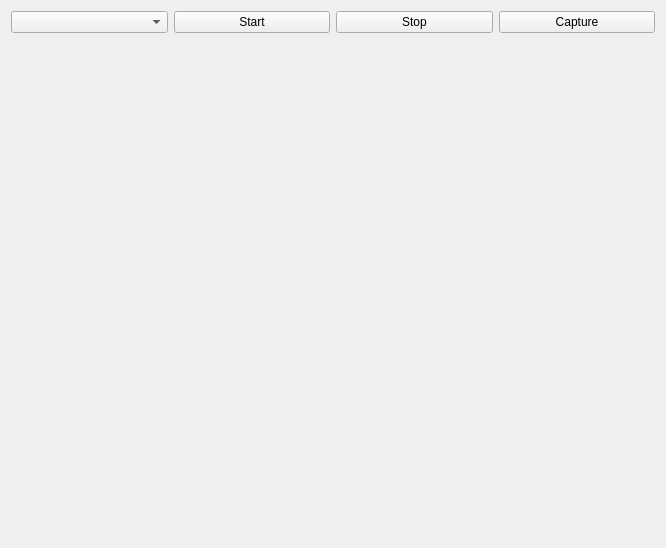
The window that widget.ui (jcgod413/AirHockey) describes before a commit, drawn with Qt 5.
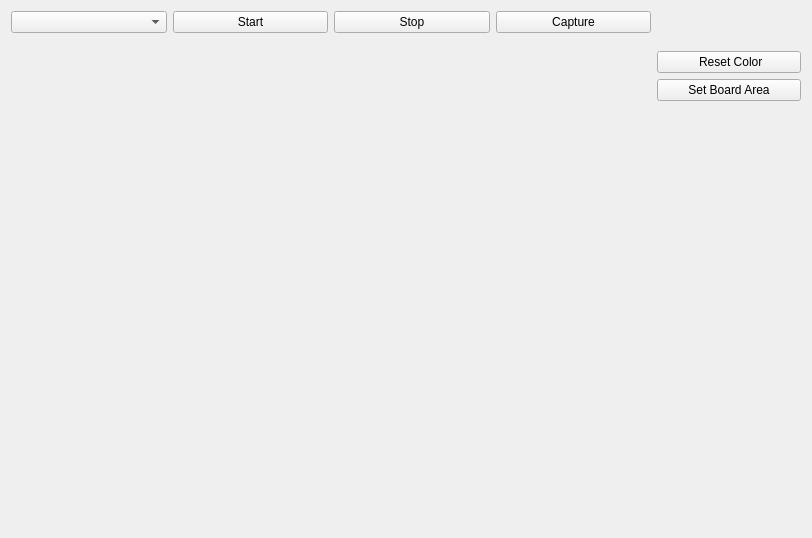
The same window after the commit.

Commit message:
ui수정(버튼추가), 선택된 색 초기화 추가 기능 구현, 클릭으로 경기장 영역 설정
ui수정(버튼추가), 선택된 색 초기화 추가 기능 구현, 클릭으로 경기장 영역 설정

What changed in the file:
```diff
--- a/widget.ui
+++ b/widget.ui
@@ -6,8 +6,8 @@
    <rect>
     <x>0</x>
     <y>0</y>
-    <width>666</width>
-    <height>548</height>
+    <width>812</width>
+    <height>538</height>
    </rect>
   </property>
   <property name="windowTitle">
@@ -16,6 +16,9 @@
   <layout class="QHBoxLayout" name="horizontalLayout_3">
    <item>
     <layout class="QVBoxLayout" name="verticalLayout_2">
+     <property name="spacing">
+      <number>0</number>
+     </property>
      <item>
       <layout class="QHBoxLayout" name="menuLayout">
        <item>
@@ -59,6 +62,21 @@
         </size>
        </property>
        <layout class="QVBoxLayout" name="verticalLayout">
+        <property name="spacing">
+         <number>0</number>
+        </property>
+        <property name="leftMargin">
+         <number>0</number>
+        </property>
+        <property name="topMargin">
+         <number>0</number>
+        </property>
+        <property name="rightMargin">
+         <number>0</number>
+        </property>
+        <property name="bottomMargin">
+         <number>0</number>
+        </property>
         <item>
          <layout class="QVBoxLayout" name="screenLayout"/>
         </item>
@@ -67,6 +85,53 @@
      </item>
     </layout>
    </item>
+   <item>
+    <layout class="QVBoxLayout" name="verticalLayout_4">
+     <item>
+      <spacer name="verticalSpacer_2">
+       <property name="orientation">
+        <enum>Qt::Vertical</enum>
+       </property>
+       <property name="sizeType">
+        <enum>QSizePolicy::Minimum</enum>
+       </property>
+       <property name="sizeHint" stdset="0">
+        <size>
+         <width>20</width>
+         <height>40</height>
+        </size>
+       </property>
+      </spacer>
+     </item>
+     <item>
+      <widget class="QPushButton" name="resetColorButton">
+       <property name="text">
+        <string> Reset Color</string>
+       </property>
+      </widget>
+     </item>
+     <item>
+      <widget class="QPushButton" name="setBoardAreaButton">
+       <property name="text">
+        <string>Set Board Area</string>
+       </property>
+      </widget>
+     </item>
+     <item>
+      <spacer name="verticalSpacer">
+       <property name="orientation">
+        <enum>Qt::Vertical</enum>
+       </property>
+       <property name="sizeHint" stdset="0">
+        <size>
+         <width>20</width>
+         <height>40</height>
+        </size>
+       </property>
+      </spacer>
+     </item>
+    </layout>
+   </item>
   </layout>
  </widget>
  <layoutdefault spacing="6" margin="11"/>
```
The commit also changes 6 other files.
